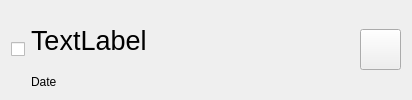
This is checkitem.ui in zsz12251665/HOSS-Client as Qt 5 draws it before an edit. The edited form follows.
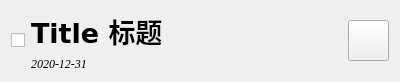
This is the edited form. Icons and pictures are not drawn.

What changed in the file:
```diff
--- a/checkitem.ui
+++ b/checkitem.ui
@@ -6,10 +6,16 @@
    <rect>
     <x>0</x>
     <y>0</y>
-    <width>412</width>
-    <height>100</height>
+    <width>400</width>
+    <height>75</height>
    </rect>
   </property>
+  <property name="sizePolicy">
+   <sizepolicy hsizetype="Expanding" vsizetype="Fixed">
+    <horstretch>0</horstretch>
+    <verstretch>0</verstretch>
+   </sizepolicy>
+  </property>
   <property name="maximumSize">
    <size>
     <width>16777215</width>
@@ -19,6 +25,12 @@
   <property name="windowTitle">
    <string>Form</string>
   </property>
+  <property name="autoFillBackground">
+   <bool>false</bool>
+  </property>
+  <property name="styleSheet">
+   <string notr="true"/>
+  </property>
   <layout class="QHBoxLayout" name="horizontalLayout">
    <item>
     <widget class="QCheckBox" name="checkBox">
@@ -46,12 +58,19 @@
          <verstretch>0</verstretch>
         </sizepolicy>
        </property>
+       <property name="font">
+        <font>
+         <family>Verdana</family>
+         <pointsize>20</pointsize>
+         <weight>75</weight>
+         <bold>true</bold>
+        </font>
+       </property>
        <property name="styleSheet">
-        <string notr="true">font-family: &quot;Calibri&quot;, &quot;DengXian&quot;, &quot;Tahoma&quot;, &quot;Arial&quot;, &quot;黑体&quot;;
-font-size: 20pt;</string>
+        <string notr="true">font-family: &quot;Verdana&quot;, &quot;DengXian&quot;, &quot;Arial&quot;, &quot;SimHei&quot;;</string>
        </property>
        <property name="text">
-        <string>TextLabel</string>
+        <string>Title 标题</string>
        </property>
       </widget>
      </item>
@@ -63,8 +82,21 @@
          <verstretch>0</verstretch>
         </sizepolicy>
        </property>
+       <property name="font">
+        <font>
+         <family>Georgia</family>
+         <italic>true</italic>
+         <stylestrategy>PreferDefault</stylestrategy>
+        </font>
+       </property>
+       <property name="layoutDirection">
+        <enum>Qt::LeftToRight</enum>
+       </property>
+       <property name="styleSheet">
+        <string notr="true">font-family: &quot;Georgia&quot;, &quot;NSimSun&quot;, &quot;Times New Roman&quot;, &quot;SimSun&quot;;</string>
+       </property>
        <property name="text">
-        <string>Date</string>
+        <string>2020-12-31</string>
        </property>
       </widget>
      </item>
```
Left out of the diff: 3 changed lines with no effect on the pictures.
